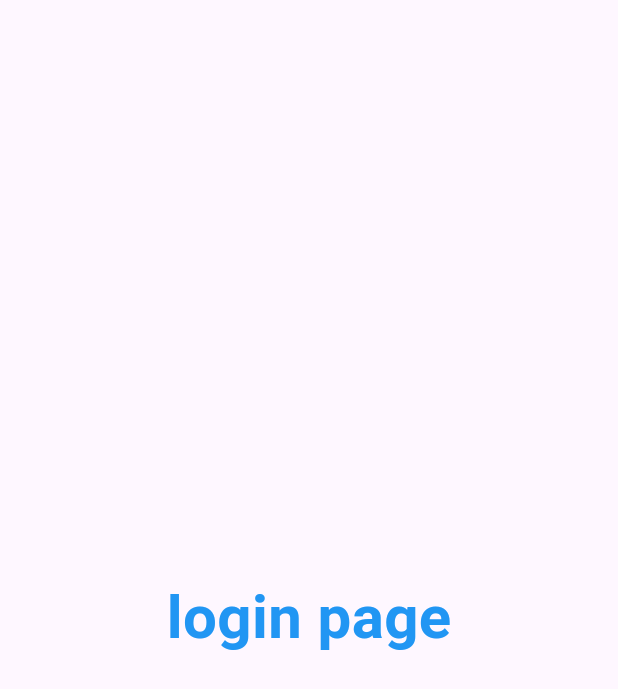
After one commit to ssnjitm/flutter30, a Flutter app: the screen it shows after launch, on a phone screen of 412 x 824 dp. The commit adds this screen. Shown: the top 689 px of the screen. Run offline on Flutter 3.47's test engine with Material 3 defaults, Android fonts, the phone set to English and light mode, and no system bars.

Commit message:
daay3 completed

```diff
--- a/lib/main.dart
+++ b/lib/main.dart
@@ -1,4 +1,5 @@
-import 'package:codepurs/home_page.dart';
+import 'package:codepurs/pages/home_page.dart';
+import 'package:codepurs/pages/login_page.dart';
 import 'package:flutter/material.dart';
 
 void main() {
@@ -8,6 +9,12 @@
 class MyApp extends StatelessWidget {
   @override
   Widget build(BuildContext context) {
-    return MaterialApp(home: HomePage());
+    return MaterialApp(
+      routes: {
+        "/": (context) => LoginPage(),
+        "/home": (context) => HomePage(),
+        "/login": (context) => LoginPage(),
+      },
+    );
   }
 }
--- /dev/null
+++ b/lib/pages/login_page.dart
@@ -0,0 +1,20 @@
+import 'package:flutter/material.dart';
+
+class LoginPage extends StatelessWidget {
+  const LoginPage({super.key});
+
+  @override
+  Widget build(BuildContext context) {
+    return Material(
+        child: Center(
+      child: Text(
+        'login page',
+        style: TextStyle(
+          fontSize: 40,
+          color: Colors.blue,
+          fontWeight: FontWeight.bold,
+        ),
+      ),
+    ));
+  }
+}
```
Also changed, not shown: lib/pages/home_page.dart (renamed from lib/home_page.dart).
